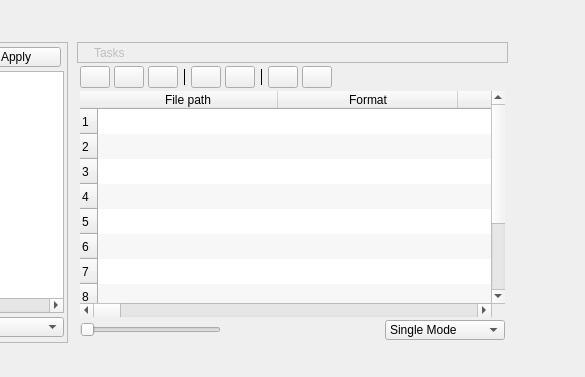
First picture: the form in app/mainwindow.ui, repository philstopford/cine-encoder, before the edit; both pictures show x 204 to 789 and y 0 to 377 of the 1407 by 771 pixel window.
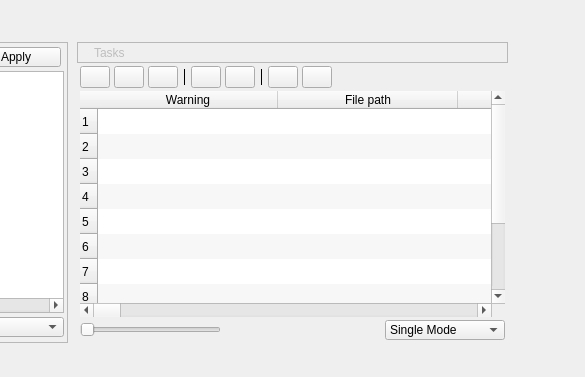
Second picture: the form after the edit. Icons and pictures are not drawn. Custom widgets are drawn as their Qt base class.

Commit message: Fix column headers by updating UI file and column count references

Diff of the .ui file:
```diff
--- a/app/mainwindow.ui
+++ b/app/mainwindow.ui
@@ -2619,7 +2619,7 @@
                   <number>12</number>
                  </property>
                  <property name="columnCount">
-                  <number>31</number>
+                  <number>32</number>
                  </property>
                  <attribute name="horizontalHeaderVisible">
                   <bool>true</bool>
@@ -2675,6 +2675,11 @@
                  <row/>
                  <row/>
                  <row/>
+                 <column>
+                  <property name="text">
+                   <string>Warning</string>
+                  </property>
+                 </column>
                  <column>
                   <property name="text">
                    <string>File path</string>
```
The commit also changes 1 other file.
